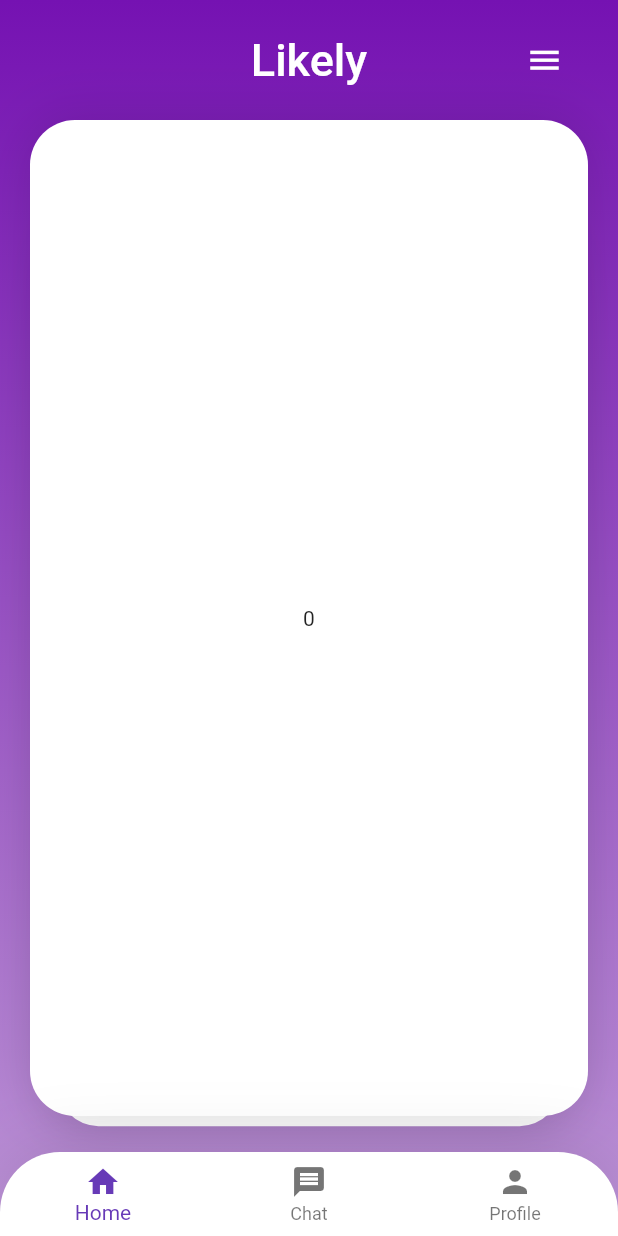
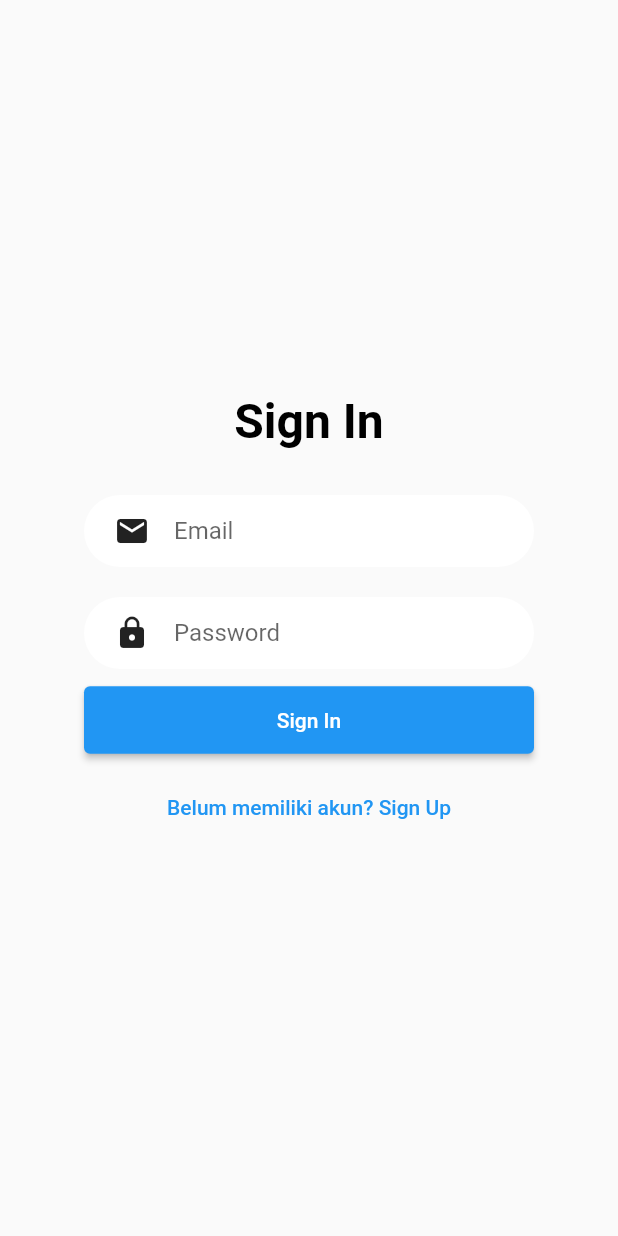
Before and after one commit to rafiizdhr/Likely, a Flutter app: the screen it shows after launch, on a phone screen of 412 x 824 dp. Run offline on Flutter 3.47's test engine with Material 2 defaults, Android fonts, the phone set to English and light mode, and no system bars; drawn by our look-alikes of appinio_swiper; our stand-ins replace firebase_core; accounts and stored records are empty.

Commit message:
sign in dan sign up

```diff
--- a/lib/main.dart
+++ b/lib/main.dart
@@ -1,4 +1,6 @@
 import 'package:Likely/bottom_navbar.dart';
+import 'package:Likely/signin.dart';
+import 'package:Likely/signup.dart';
 import 'package:firebase_core/firebase_core.dart';
 import 'package:flutter/material.dart';
 import 'package:provider/provider.dart';
@@ -33,8 +35,10 @@
             debugShowCheckedModeBanner: false,
             routes: {
               "/navbar": (ctx) => BottomNavBar(),
+              "/Signup": (ctx) => Signup(),
+              "/Signin": (ctx) => Signin(),
             },
-            initialRoute: "/navbar",
+            initialRoute: "/Signin",
           );
         },
       ),
--- /dev/null
+++ b/lib/signin.dart
@@ -0,0 +1,148 @@
+import 'package:Likely/signup.dart';
+import 'package:flutter/material.dart';
+
+class Signin extends StatefulWidget {
+  const Signin({Key? key});
+
+  @override
+  _SigninState createState() => _SigninState();
+}
+
+class _SigninState extends State<Signin> {
+  TextEditingController emailController = TextEditingController();
+  TextEditingController passwordController = TextEditingController();
+
+  @override
+  Widget build(BuildContext context) {
+    var lebar = MediaQuery.of(context).size.width;
+    var tinggi = MediaQuery.of(context).size.height;
+
+    return Scaffold(
+      body: Stack(
+        children: [
+          Container(
+            width: lebar,
+            height: tinggi,
+          ),
+          Center(
+            child: SingleChildScrollView(
+              child: Column(
+                mainAxisAlignment: MainAxisAlignment.center,
+                children: [
+                  Text(
+                    'Sign In',
+                    style: TextStyle(
+                      fontSize: 32,
+                      fontWeight: FontWeight.bold,
+                      color: Colors.black,
+                    ),
+                  ),
+                  SizedBox(height: 30),
+                  // Input email
+                  Container(
+                    width: 300,
+                    padding: EdgeInsets.symmetric(horizontal: 20),
+                    decoration: BoxDecoration(
+                      color: Colors.white,
+                      borderRadius: BorderRadius.circular(30),
+                    ),
+                    child: TextField(
+                      controller: emailController,
+                      keyboardType: TextInputType.emailAddress,
+                      decoration: InputDecoration(
+                        hintText: 'Email',
+                        border: InputBorder.none,
+                        icon: Icon(
+                          Icons.email,
+                          color: Theme.of(context).iconTheme.color,
+                          size: Theme.of(context).iconTheme.size,
+                        ),
+                      ),
+                    ),
+                  ),
+                  SizedBox(height: 20),
+                  // Input password
+                  Container(
+                    width: 300,
+                    padding: EdgeInsets.symmetric(horizontal: 20),
+                    decoration: BoxDecoration(
+                      color: Colors.white,
+                      borderRadius: BorderRadius.circular(30),
+                    ),
+                    child: TextField(
+                      controller: passwordController,
+                      obscureText: true,
+                      decoration: InputDecoration(
+                        hintText: 'Password',
+                        border: InputBorder.none,
+                        icon: Icon(
+                          Icons.lock,
+                          color: Theme.of(context).iconTheme.color,
+                          size: Theme.of(context).iconTheme.size,
+                        ),
+                      ),
+                    ),
+                  ),
+                  SizedBox(height: 10),
+                  // Tombol "Sign In"
+                  ElevatedButton(
+                    onPressed: () {
+                      String email = emailController.text;
+                      String password = passwordController.text;
+
+                      // Lakukan proses login sesuai kebutuhan
+                      // ...
+
+                      // Setelah login berhasil, bisa redirect ke halaman lain
+                      // ...
+
+                      showDialog(
+                        context: context,
+                        builder: (context) {
+                          return AlertDialog(
+                            title: Text('Signin Successful'),
+                            content: Column(
+                              mainAxisSize: MainAxisSize.min,
+                              crossAxisAlignment: CrossAxisAlignment.start,
+                              children: [
+                                Text('Email: $email'),
+                                Text('Password: $password'),
+                              ],
+                            ),
+                            actions: [
+                              TextButton(
+                                onPressed: () {
+                                  Navigator.pop(context);
+                                },
+                                child: Text('OK'),
+                              ),
+                            ],
+                          );
+                        },
+                      );
+                    },
+                    style: ButtonStyle(
+                      fixedSize: MaterialStateProperty.all<Size>(Size(300, 45)),
+                    ),
+                    child: Text('Sign In'),
+                  ),
+                  SizedBox(height: 10),
+                  // Pilihan untuk mendaftar (signup)
+                  TextButton(
+                    onPressed: () {
+                      Navigator.push(
+                        context,
+                        MaterialPageRoute(builder: (context) => Signup()),
+                      );
+                    },
+                    child: Text('Belum memiliki akun? Sign Up'),
+                  ),
+                ],
+              ),
+            ),
+          ),
+        ],
+      ),
+    );
+  }
+}
```
Also changed, not shown: lib/signup.dart (added, +191 -0 lines), pubspec.lock.
